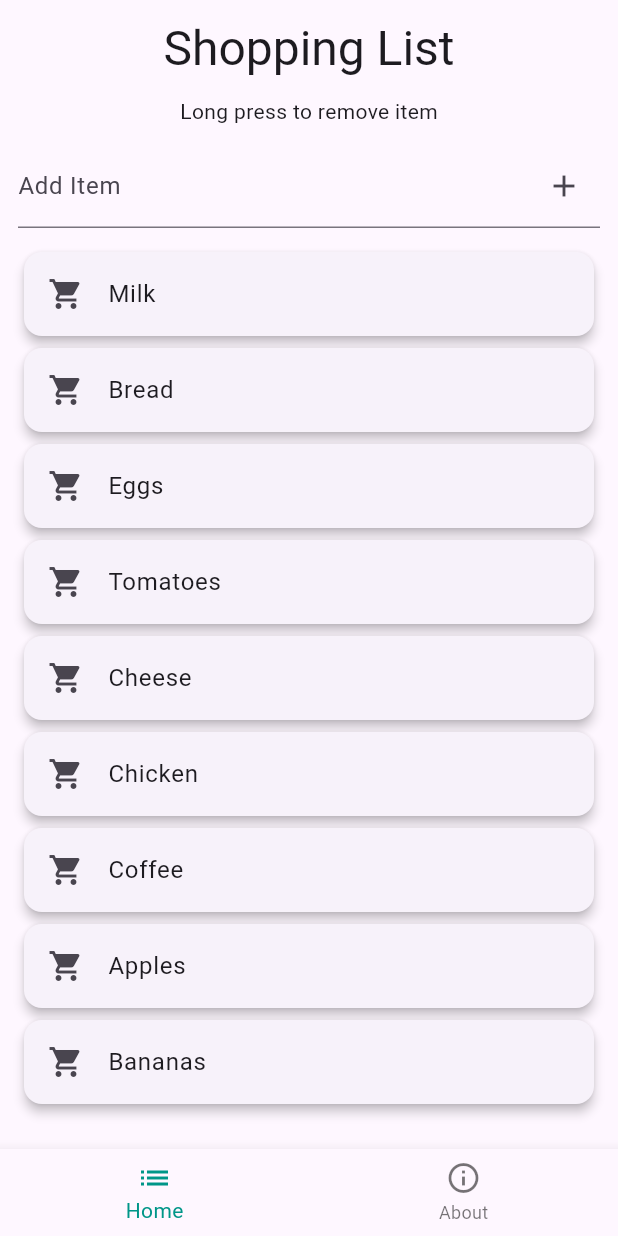
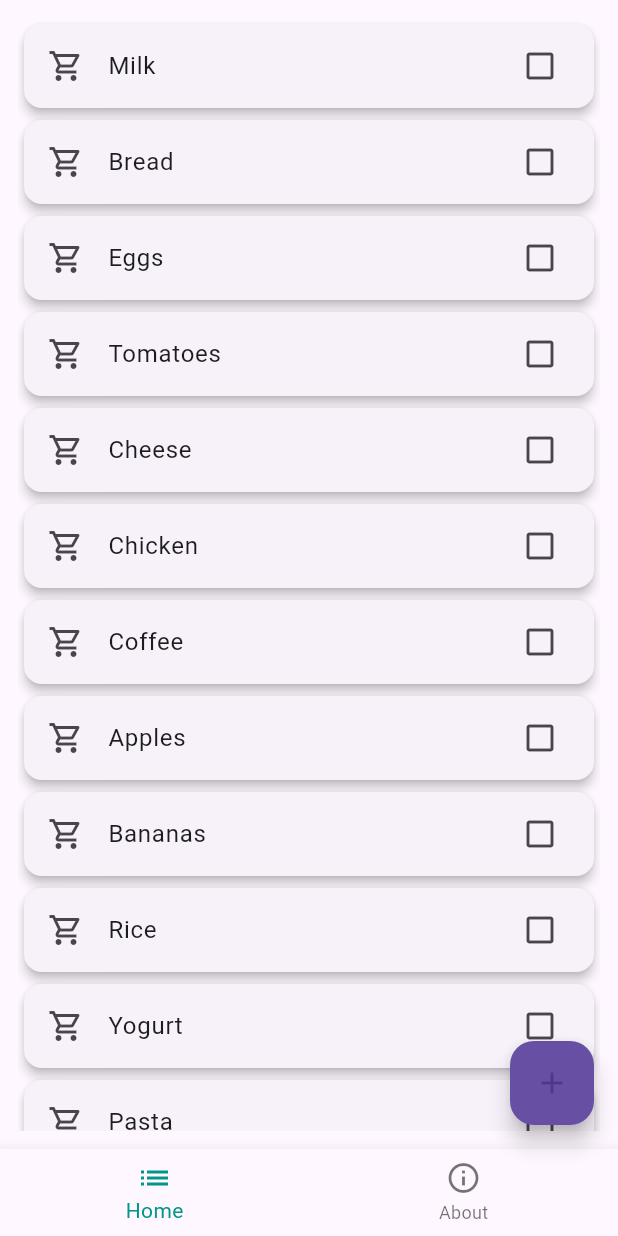
Before and after one commit to Ekacka/cross, a Flutter app: the screen it shows after launch, on a phone screen of 412 x 824 dp. Run offline on Flutter 3.47's test engine with Material 3 defaults, Android fonts, the phone set to English and light mode, and no system bars; generated files the repository leaves out were written again.

Commit message:
localization

```diff
--- a/lib/screens/home_screen.dart
+++ b/lib/screens/home_screen.dart
@@ -1,6 +1,6 @@
 import 'package:flutter/material.dart';
+import '../widgets/app_scaffold.dart';
 import 'package:flutter_gen/gen_l10n/app_localizations.dart';
-import '../widgets/app_scaffold.dart';
 
 class HomeScreen extends StatefulWidget {
   const HomeScreen({super.key});
@@ -12,87 +12,132 @@ class HomeScreen extends StatefulWidget {
 class _HomeScreenState extends State<HomeScreen> {
   List<String> items = [
     'Milk', 'Bread', 'Eggs', 'Tomatoes', 'Cheese',
-    'Chicken', 'Coffee', 'Apples', 'Bananas'
+    'Chicken', 'Coffee', 'Apples', 'Bananas', 'Rice',
+    'Yogurt', 'Pasta'
   ];
 
-  final TextEditingController _controller = TextEditingController();
+  List<bool> isItemDone = List.generate(12, (index) => false);
+
+  void _addNewItem(String item) {
+    setState(() {
+      items.add(item);
+      isItemDone.add(false);  // Add corresponding state for the new item
+    });
+  }
+
+  void _removeItem(int index) {
+    setState(() {
+      items.removeAt(index);
+      isItemDone.removeAt(index); // Remove the corresponding state for the item
+    });
+  }
+
+  void _toggleItemDone(int index) {
+    setState(() {
+      isItemDone[index] = !isItemDone[index];
+    });
+  }
+
+  void _showAddItemDialog() {
+    String newItem = '';
+    showDialog(
+      context: context,
+      builder: (context) => AlertDialog(
+        title: Text(
+          AppLocalizations.of(context)?.addItem ?? 'Add Item',
+          style: Theme.of(context).textTheme.headlineLarge,
+        ),
+        content: TextField(
+          autofocus: true,
+          onChanged: (value) => newItem = value,
+          decoration: InputDecoration(
+            hintText: AppLocalizations.of(context)?.enterItemName ?? 'Enter item name',
+          ),
+        ),
+        actions: [
+          TextButton(
+            onPressed: () => Navigator.pop(context),
+            child: Text(AppLocalizations.of(context)?.cancel ?? 'Cancel'),
+          ),
+          TextButton(
+            onPressed: () {
+              if (newItem.trim().isNotEmpty) {
+                _addNewItem(newItem.trim());
+              }
+              Navigator.pop(context);
+            },
+            child: Text(AppLocalizations.of(context)?.add ?? 'Add'),
+          ),
+        ],
+      ),
+    );
+  }
+
 
   @override
   Widget build(BuildContext context) {
-    final isPortrait = MediaQuery.of(context).orientation == Orientation.portrait;
-    final local = AppLocalizations.of(context)!;
+    Orientation orientation = MediaQuery.of(context).orientation;
+    bool isPortrait = orientation == Orientation.portrait;
 
     return AppScaffold(
       currentIndex: 0,
       body: Padding(
-        padding: const EdgeInsets.all(12),
-        child: Column(
-          children: [
-            Text(local.title, style: Theme.of(context).textTheme.headlineLarge),
-            const SizedBox(height: 12),
-            Text(local.longPressToRemove),
-            const SizedBox(height: 12),
-            TextField(
-              controller: _controller,
-              decoration: InputDecoration(
-                labelText: local.addItem,
-                suffixIcon: IconButton(
-                  icon: const Icon(Icons.add),
-                  onPressed: () {
-                    final text = _controller.text.trim();
-                    if (text.isNotEmpty) {
-                      setState(() {
-                        items.add(text);
-                        _controller.clear();
-                      });
-                    }
-                  },
-                ),
-              ),
-            ),
-            const SizedBox(height: 12),
-            Expanded(
+        padding: const EdgeInsets.all(12.0),
         child: isPortrait
             ? ListView.builder(
           itemCount: items.length,
-                itemBuilder: (context, index) =>
-                    _buildItemCard(context, items[index], index),
+          itemBuilder: (context, index) {
+            return _buildItemCard(context, items[index], index);
+          },
         )
             : GridView.count(
           crossAxisCount: 2,
+          mainAxisSpacing: 10,
           crossAxisSpacing: 10,
-                mainAxisSpacing: 10,
           childAspectRatio: 3.5,
-                children: List.generate(
-                  items.length,
-                      (index) => _buildItemCard(context, items[index], index),
+          children: items
+              .asMap()
+              .map((index, item) {
+            return MapEntry(index, _buildItemCard(context, item, index));
+          })
+              .values
+              .toList(),
         ),
       ),
-            ),
-          ],
-        ),
+      floatingActionButton: FloatingActionButton(
+        onPressed: _showAddItemDialog,
+        backgroundColor: Theme.of(context).colorScheme.primary,
+        child: const Icon(Icons.add),
       ),
     );
   }
 
   Widget _buildItemCard(BuildContext context, String item, int index) {
     return GestureDetector(
-      onTap: () {
-        ScaffoldMessenger.of(context).showSnackBar(
-          SnackBar(content: Text('$item tapped!')),
-        );
+      onLongPress: () {
+        _removeItem(index);  // Remove item on long press
       },
-      onLongPress: () {
-        setState(() {
-          items.removeAt(index);
-        });
+      onHorizontalDragEnd: (details) {
+        if (details.primaryVelocity! > 0) {
+          _toggleItemDone(index);  // Mark item as done on swipe right
+        }
       },
       child: Card(
+        shape: RoundedRectangleBorder(borderRadius: BorderRadius.circular(12)),
         elevation: 3,
-        shape: RoundedRectangleBorder(borderRadius: BorderRadius.circular(12)),
         child: ListTile(
-          leading: const Icon(Icons.shopping_cart),
-          title: Text(item),
+          leading: const Icon(Icons.shopping_cart_outlined),
+          title: Text(
+            item,
+            style: Theme.of(context).textTheme.bodyLarge!.copyWith(
+              decoration: isItemDone[index]
+                  ? TextDecoration.lineThrough
+                  : TextDecoration.none,
+            ),
+          ),
+          trailing: isItemDone[index]
+              ? const Icon(Icons.check_box)
+              : const Icon(Icons.check_box_outline_blank),
         ),
       ),
     );
--- a/lib/widgets/app_scaffold.dart
+++ b/lib/widgets/app_scaffold.dart
@@ -3,8 +3,14 @@ import 'package:flutter/material.dart';
 class AppScaffold extends StatelessWidget {
   final Widget body;
   final int currentIndex;
+  final Widget? floatingActionButton; // Add floatingActionButton parameter
 
-  const AppScaffold({super.key, required this.body, required this.currentIndex});
+  const AppScaffold({
+    super.key,
+    required this.body,
+    required this.currentIndex,
+    this.floatingActionButton, // Add floatingActionButton in the constructor
+  });
 
   void _onItemTapped(BuildContext context, int index) {
     if (index == currentIndex) return;
@@ -19,6 +25,7 @@ class AppScaffold extends StatelessWidget {
   Widget build(BuildContext context) {
     return Scaffold(
       body: body,
+      floatingActionButton: floatingActionButton, // Pass the floatingActionButton
       bottomNavigationBar: BottomNavigationBar(
         currentIndex: currentIndex,
         selectedItemColor: Colors.teal,
```
Also changed, not shown: lib/l10n/app_en.arb (+9 -2 lines), lib/l10n/app_kk.arb (+8 -1 lines), lib/l10n/app_ru.arb (+8 -1 lines), lib/screens/about_page.dart (+6 -8 lines). Lines whose indentation alone changed are shown as unchanged.
